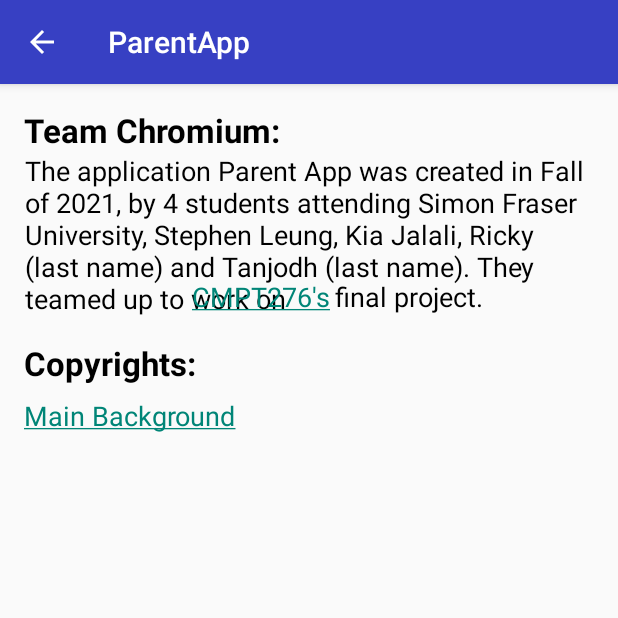
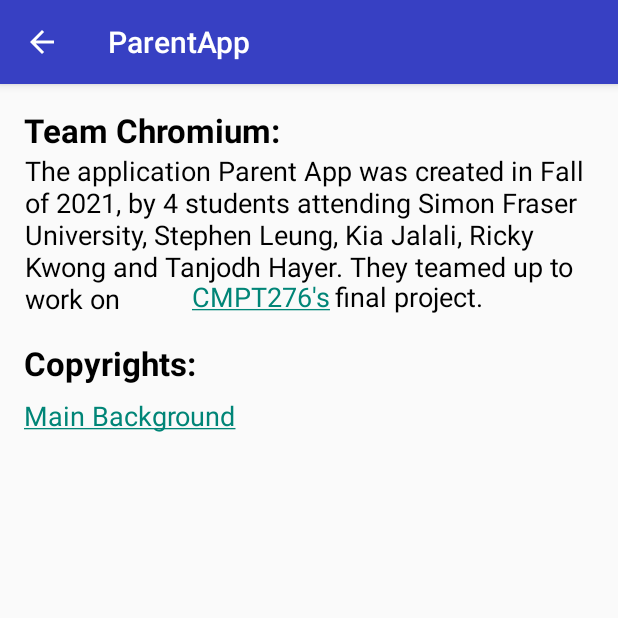
Before and after one commit to Stephen1eung/AndroidOS-Parenting-App, an Android app: the HelpActivity screen opened directly, with no data from a screen before it, on a phone screen of 412 x 824 dp, the top half of it. Run offline under Robolectric (Android 15) with nearby library versions, the phone set to English and light mode, and no system bars.

Commit message:
Names updated on help screen

```diff
--- a/app/src/main/res/values/strings.xml
+++ b/app/src/main/res/values/strings.xml
@@ -10,7 +10,7 @@
     <string name="Pause">Pause</string>
     <string name="Start">Start</string>
     <string name="Authors_text">The application Parent App was created in Fall of 2021, by 4 students attending Simon Fraser University,
-        Stephen Leung, Kia Jalali, Ricky (last name) and Tanjodh (last name). They teamed up to work on </string>
+        Stephen Leung, Kia Jalali, Ricky Kwong and Tanjodh Hayer. They teamed up to work on </string>
     <string name="Team_name">Team Chromium:</string>
     <string name="link"><a href="https://opencoursehub.cs.sfu.ca/bfraser/grav-cms/cmpt276/home">CMPT276\'s</a></string>
     <string name="Main_Background"><a href="https://w0.peakpx.com/wallpaper/498/169/HD-wallpaper-animals-pattern-colorful-vector.jpg">Main Background</a></string>
```
